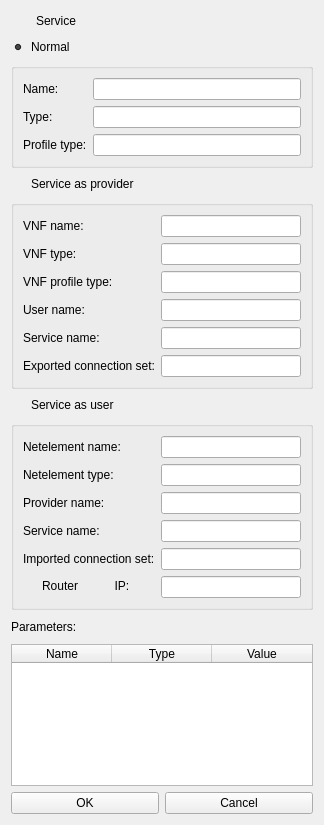
Qt form DCGUI/Windows/TenantVnf.ui (DanielZorin/DataCenters) before a commit.
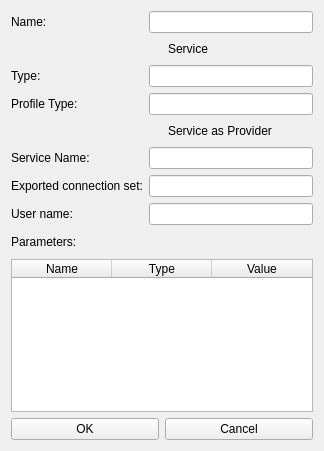
The same form after that commit. Icons and pictures are not drawn.

Commit message: New tenant XML format implemented

Patch:
```diff
--- a/DCGUI/Windows/TenantVnf.ui
+++ b/DCGUI/Windows/TenantVnf.ui
@@ -7,7 +7,7 @@
     <x>0</x>
     <y>0</y>
     <width>324</width>
-    <height>825</height>
+    <height>451</height>
    </rect>
   </property>
   <property name="windowTitle">
@@ -37,251 +37,81 @@
        <property name="fieldGrowthPolicy">
         <enum>QFormLayout::AllNonFixedFieldsGrow</enum>
        </property>
-       <item row="1" column="1">
-        <widget class="QCheckBox" name="service">
-         <property name="text">
-          <string>Service</string>
-         </property>
-        </widget>
-       </item>
-      </layout>
-     </item>
-     <item>
-      <widget class="QRadioButton" name="normalbutton">
-       <property name="text">
-        <string>Normal</string>
-       </property>
-       <property name="checked">
-        <bool>true</bool>
-       </property>
-       <attribute name="buttonGroup">
-        <string notr="true">buttons</string>
-       </attribute>
-      </widget>
-     </item>
-     <item>
-      <widget class="QGroupBox" name="normal">
-       <property name="minimumSize">
-        <size>
-         <width>0</width>
-         <height>0</height>
-        </size>
-       </property>
-       <layout class="QFormLayout" name="formLayout_3">
-        <property name="fieldGrowthPolicy">
-         <enum>QFormLayout::AllNonFixedFieldsGrow</enum>
-        </property>
-        <item row="1" column="0">
-         <widget class="QLabel" name="label_4">
+       <item row="0" column="0">
+        <widget class="QLabel" name="label_7">
           <property name="text">
            <string>Name:</string>
           </property>
          </widget>
         </item>
-        <item row="1" column="1">
+       <item row="0" column="1">
          <widget class="QLineEdit" name="name"/>
         </item>
-        <item row="2" column="0">
-         <widget class="QLabel" name="label_5">
+       <item row="1" column="1">
+        <widget class="QCheckBox" name="service">
           <property name="text">
-           <string>Type:</string>
-          </property>
-         </widget>
-        </item>
-        <item row="3" column="0">
-         <widget class="QLabel" name="label_6">
-          <property name="text">
-           <string>Profile type:</string>
+          <string>Service</string>
           </property>
          </widget>
         </item>
         <item row="2" column="1">
-         <widget class="QLineEdit" name="normaltype"/>
+        <widget class="QLineEdit" name="type"/>
         </item>
         <item row="3" column="1">
-         <widget class="QLineEdit" name="normalprofile"/>
-        </item>
-       </layout>
-      </widget>
-     </item>
-     <item>
-      <widget class="QRadioButton" name="providerbutton">
-       <property name="text">
-        <string>Service as provider</string>
-       </property>
-       <property name="checked">
-        <bool>false</bool>
-       </property>
-       <attribute name="buttonGroup">
-        <string notr="true">buttons</string>
-       </attribute>
-      </widget>
-     </item>
-     <item>
-      <widget class="QGroupBox" name="provider">
-       <property name="minimumSize">
-        <size>
-         <width>0</width>
-         <height>0</height>
-        </size>
-       </property>
-       <property name="title">
-        <string/>
-       </property>
-       <layout class="QFormLayout" name="formLayout_4">
-        <property name="fieldGrowthPolicy">
-         <enum>QFormLayout::AllNonFixedFieldsGrow</enum>
-        </property>
-        <item row="0" column="0">
-         <widget class="QLabel" name="label_7">
-          <property name="text">
-           <string>VNF name:</string>
-          </property>
-         </widget>
-        </item>
-        <item row="1" column="0">
-         <widget class="QLabel" name="label_8">
-          <property name="text">
-           <string>VNF type:</string>
-          </property>
-         </widget>
-        </item>
-        <item row="2" column="0">
-         <widget class="QLabel" name="label_9">
-          <property name="text">
-           <string>VNF profile type:</string>
-          </property>
-         </widget>
-        </item>
-        <item row="3" column="0">
-         <widget class="QLabel" name="label_10">
-          <property name="text">
-           <string>User name:</string>
-          </property>
-         </widget>
-        </item>
-        <item row="5" column="0">
+        <widget class="QLineEdit" name="profile"/>
+       </item>
+       <item row="5" column="1">
+        <widget class="QLineEdit" name="servicename"/>
+       </item>
+       <item row="6" column="0">
          <widget class="QLabel" name="label_11">
           <property name="text">
            <string>Exported connection set:</string>
           </property>
          </widget>
         </item>
-        <item row="4" column="0">
-         <widget class="QLabel" name="label_12">
-          <property name="text">
-           <string>Service name:</string>
-          </property>
-         </widget>
-        </item>
-        <item row="0" column="1">
-         <widget class="QLineEdit" name="providervnfname"/>
-        </item>
-        <item row="1" column="1">
-         <widget class="QLineEdit" name="providervnftype"/>
-        </item>
-        <item row="2" column="1">
-         <widget class="QLineEdit" name="providervnfprofile"/>
-        </item>
-        <item row="3" column="1">
-         <widget class="QLineEdit" name="providerusername"/>
-        </item>
-        <item row="4" column="1">
-         <widget class="QLineEdit" name="providerservicename"/>
-        </item>
-        <item row="5" column="1">
-         <widget class="QLineEdit" name="providerset"/>
-        </item>
-       </layout>
-      </widget>
-     </item>
-     <item>
-      <widget class="QRadioButton" name="userbutton">
+       <item row="6" column="1">
+        <widget class="QLineEdit" name="set"/>
+       </item>
+       <item row="7" column="0">
+        <widget class="QLabel" name="label_10">
        <property name="text">
-        <string>Service as user</string>
-       </property>
-       <attribute name="buttonGroup">
-        <string notr="true">buttons</string>
-       </attribute>
-      </widget>
-     </item>
-     <item>
-      <widget class="QGroupBox" name="user">
-       <property name="minimumSize">
-        <size>
-         <width>0</width>
-         <height>0</height>
-        </size>
-       </property>
-       <property name="title">
-        <string/>
-       </property>
-       <layout class="QFormLayout" name="formLayout_5">
-        <property name="fieldGrowthPolicy">
-         <enum>QFormLayout::AllNonFixedFieldsGrow</enum>
-        </property>
-        <item row="0" column="0">
-         <widget class="QLabel" name="label_18">
-          <property name="text">
-           <string>Netelement name:</string>
-          </property>
-         </widget>
-        </item>
-        <item row="0" column="1">
+          <string>User name:</string>
+         </property>
+        </widget>
+       </item>
+       <item row="7" column="1">
          <widget class="QLineEdit" name="username"/>
         </item>
-        <item row="1" column="0">
-         <widget class="QLabel" name="label_17">
+       <item row="5" column="0">
+        <widget class="QLabel" name="label_8">
           <property name="text">
-           <string>Netelement type:</string>
+          <string>Service Name:</string>
           </property>
          </widget>
         </item>
-        <item row="1" column="1">
-         <widget class="QLineEdit" name="usertype"/>
-        </item>
-        <item row="2" column="0">
-         <widget class="QLabel" name="label_16">
-          <property name="text">
-           <string>Provider name:</string>
-          </property>
-         </widget>
-        </item>
-        <item row="2" column="1">
-         <widget class="QLineEdit" name="userprovider"/>
-        </item>
         <item row="3" column="0">
-         <widget class="QLabel" name="label_14">
+        <widget class="QLabel" name="label_12">
           <property name="text">
-           <string>Service name:</string>
+          <string>Profile Type:</string>
           </property>
          </widget>
         </item>
-        <item row="3" column="1">
-         <widget class="QLineEdit" name="userservice"/>
-        </item>
-        <item row="4" column="0">
-         <widget class="QLabel" name="label_15">
+       <item row="2" column="0">
+        <widget class="QLabel" name="label_9">
           <property name="text">
-           <string>Imported connection set:</string>
+          <string>Type:</string>
           </property>
          </widget>
         </item>
         <item row="4" column="1">
-         <widget class="QLineEdit" name="userset"/>
-        </item>
-        <item row="5" column="0">
-         <widget class="QCheckBox" name="userrouter">
+        <widget class="QCheckBox" name="serviceasprovider">
           <property name="text">
-           <string>Router           IP:</string>
+          <string>Service as Provider</string>
           </property>
          </widget>
         </item>
-        <item row="5" column="1">
-         <widget class="QLineEdit" name="userip"/>
-        </item>
-       </layout>
-      </widget>
+      </layout>
      </item>
      <item>
       <layout class="QHBoxLayout" name="horizontalLayout_5">
```
Left out of the diff: 44 changed lines with no effect on the pictures. Lines whose indentation alone changed are shown as unchanged. The commit also changes 7 other files.
